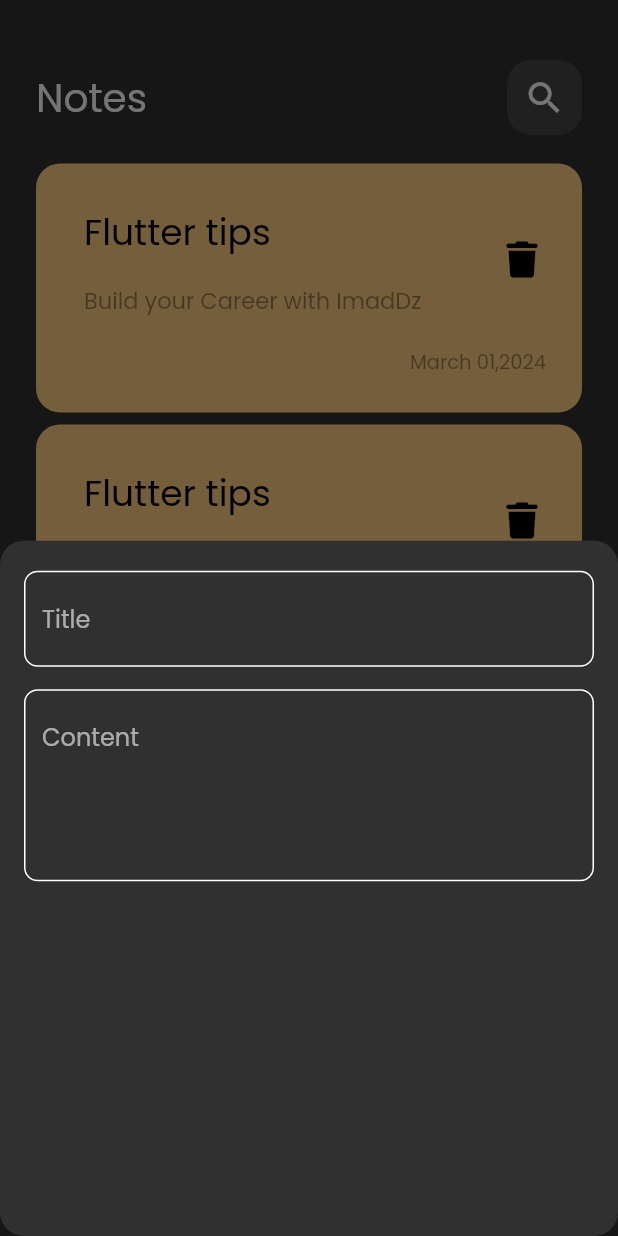
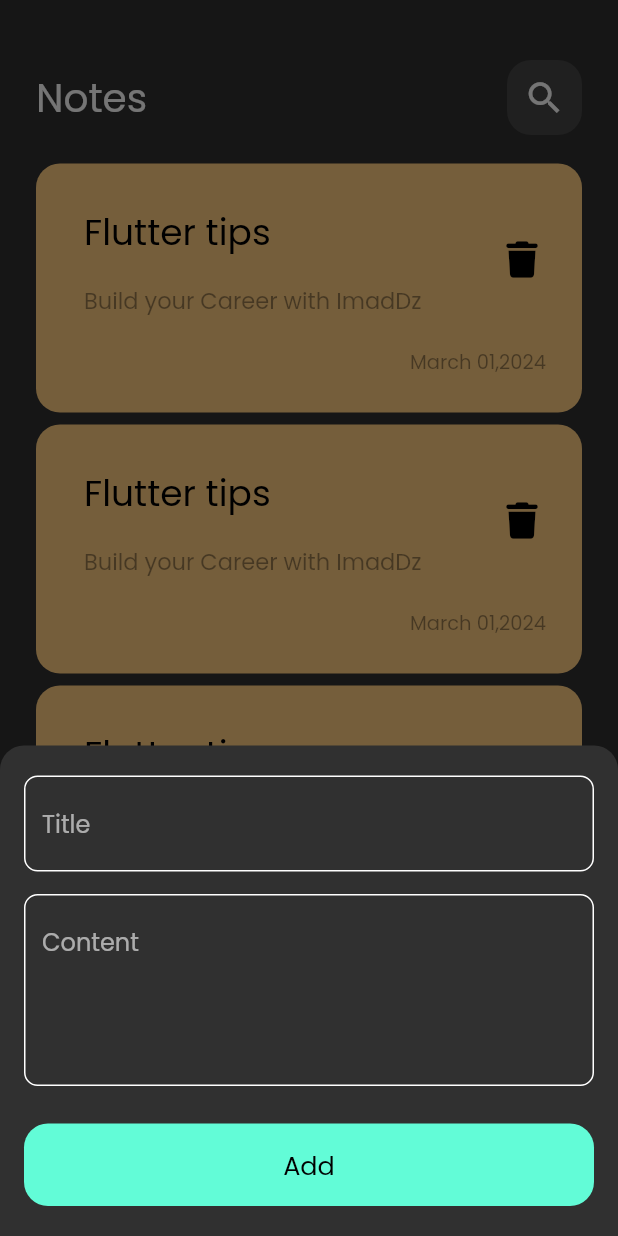
Before and after one commit to ImadDz-7/notes_app, a Flutter app: the screen it shows after launch, after a tap on the "add" icon, on a phone screen of 412 x 824 dp. Run offline on Flutter 3.47's test engine with Material 2 defaults, Android fonts, the phone set to English and light mode, and no system bars; our stand-ins replace font_awesome_flutter.

Commit message:
add button and finish add note bottom shit

```diff
--- a/lib/views/notes_view.dart
+++ b/lib/views/notes_view.dart
@@ -11,12 +11,15 @@ class NotesView extends StatelessWidget {
       floatingActionButton: FloatingActionButton(
         onPressed: () {
           showModalBottomSheet(
-            shape: RoundedRectangleBorder(
-              borderRadius: BorderRadius.circular(16),
-            ),
-            context: context, builder: (context){
-            return const AddNoteBottomSheet();
-          });
+              shape: const RoundedRectangleBorder(
+                borderRadius: BorderRadius.only(
+                    topLeft: Radius.circular(16),
+                    topRight: Radius.circular(16)),
+              ),
+              context: context,
+              builder: (context) {
+                return const AddNoteBottomSheet();
+              });
         },
         child: const Icon(Icons.add),
       ),
--- a/lib/views/widgets/add_note_bottom_sheet.dart
+++ b/lib/views/widgets/add_note_bottom_sheet.dart
@@ -1,5 +1,7 @@
 import 'package:flutter/material.dart';
 import 'package:notes_app/views/widgets/custom_text_field.dart';
+
+import 'custom_button.dart';
 
 class AddNoteBottomSheet extends StatelessWidget {
   const AddNoteBottomSheet({super.key});
@@ -8,6 +10,7 @@ class AddNoteBottomSheet extends StatelessWidget {
   Widget build(BuildContext context) {
     return Padding(
       padding: const EdgeInsets.symmetric(horizontal: 16),
+      child: SingleChildScrollView(
         child: Column(
           children: const [
             SizedBox(
@@ -23,7 +26,15 @@ class AddNoteBottomSheet extends StatelessWidget {
               maxLines: 4,
               textHint: 'Content',
             ),
+            SizedBox(
+              height: 25,
+            ),
+            CustomButton(),
+            SizedBox(
+              height: 20,
+            ),
           ],
+        ),
       ),
     );
   }
--- /dev/null
+++ b/lib/views/widgets/custom_button.dart
@@ -0,0 +1,25 @@
+import 'package:flutter/material.dart';
+
+import '../../constants.dart';
+
+class CustomButton extends StatelessWidget {
+  const CustomButton({super.key});
+
+  @override
+  Widget build(BuildContext context) {
+    return Container(
+      height: 55,
+      width: MediaQuery.of(context).size.width,
+      decoration: BoxDecoration(
+        borderRadius: BorderRadius.circular(16),
+        color: kPrimaryColor,
+      ),
+      child: const Center(
+        child: Text(
+          'Add',
+          style: TextStyle(color: Colors.black, fontSize: 17),
+        ),
+      ),
+    );
+  }
+}
```
Lines whose indentation alone changed are shown as unchanged.
